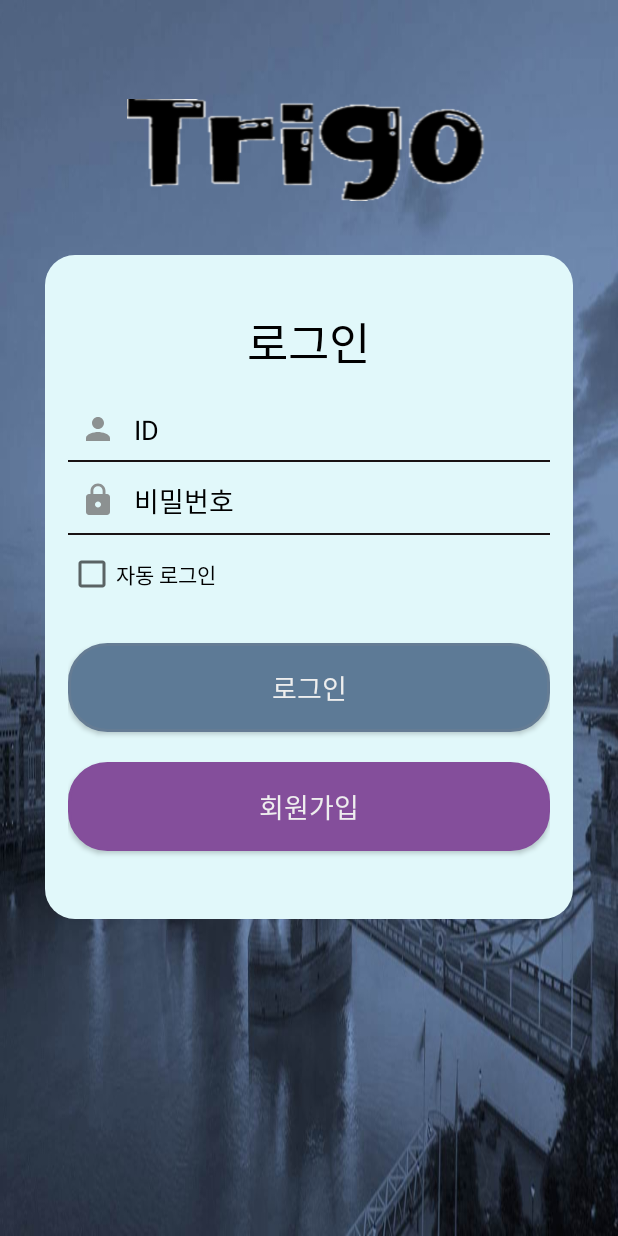
After one commit to wangseop/KotlinChat, an Android app: the layout activity_login.xml on its own in the app's theme, with its tools: preview values and no code run, on a phone screen of 412 x 824 dp. The commit adds this screen. Run offline under Robolectric (Android 15) with nearby library versions, the phone set to English and light mode, and no system bars.

Commit message:
activity login(xml) 추가

```diff
--- a/app/src/main/java/com/example/kotlinchat/activity/ChatActivity.kt
+++ b/app/src/main/java/com/example/kotlinchat/activity/ChatActivity.kt
@@ -40,7 +40,7 @@ class ChatActivity : AppCompatActivity(), View.OnClickListener {
     private lateinit var mapActionbar: Toolbar
 
     private val welcomePath: String = "http://221.154.145.243:5000/"
-    private val messagePath: String = "http://192.168.0.14:5000/msg"
+    private val messagePath: String = "http://3.16.169.18/msg"
     private val messageImgPath: String = "http://221.154.145.243:5000/img"
     private lateinit var messageAdapter: MessageAdapter
     private lateinit var mchat:ArrayList<Chat>
--- a/app/src/main/java/com/example/kotlinchat/network/RequestHttpURLConnection.kt
+++ b/app/src/main/java/com/example/kotlinchat/network/RequestHttpURLConnection.kt
@@ -73,9 +73,10 @@ class RequestHttpURLConnection {
                 sbParams.toString() // sbParams에 정리한 파라미터들을 스트링으로 저장. 예)id=id1&pw=123;
             // [2-3]. 연결 요청 확인.
             // 실패 시 null을 리턴하고 메서드를 종료.
-            if (urlConn.responseCode != HttpURLConnection.HTTP_OK) //                Log.d("Connection", "Failed...");
+            if (urlConn.responseCode != HttpURLConnection.HTTP_OK) { //                Log.d("Connection", "Failed...");
                 urlConn.disconnect()
                 return ""
+            }
             // [2-4]. 읽어온 결과물 리턴.
             // 요청한 URL의 출력물을 BufferReader로 받는다.
             val reader = BufferedReader(
--- /dev/null
+++ b/app/src/main/res/layout/activity_login.xml
@@ -0,0 +1,126 @@
+<?xml version="1.0" encoding="utf-8"?>
+<LinearLayout xmlns:android="http://schemas.android.com/apk/res/android"
+    android:orientation="vertical"
+    android:layout_width="match_parent"
+    android:layout_height="match_parent"
+    android:paddingLeft="10dp"
+    android:paddingRight="10dp"
+    android:paddingTop="30dp"
+    android:paddingBottom="30dp"
+    android:background="@drawable/splash_img2">
+    <ScrollView
+        android:layout_width="match_parent"
+        android:layout_height="match_parent">
+        <LinearLayout
+            android:layout_width="match_parent"
+            android:layout_height="match_parent"
+            android:orientation="vertical"
+            android:padding="20dp">
+            <!-- 로고 -->
+            <ImageView
+                android:layout_width="match_parent"
+                android:layout_height="100dp"
+                android:layout_gravity="center_horizontal"
+                android:padding="16dp"
+                android:src="@drawable/logo8"/>
+
+            <LinearLayout
+                android:id="@+id/login_thumbnail"
+                android:layout_width="match_parent"
+                android:layout_height="match_parent"
+                android:orientation="vertical"
+                android:padding="15dp"
+                android:background="@drawable/login_input_form_thumb"
+                android:layout_marginTop="20dp">
+                <TextView
+                    android:layout_width="wrap_content"
+                    android:layout_height="wrap_content"
+                    android:layout_gravity="center"
+                    android:padding="10dp"
+                    android:layout_marginTop="10dp"
+                    android:textAlignment="center"
+                    android:textColor="@color/black"
+                    android:textSize="30sp"
+                    android:text="로그인"/>
+                <EditText
+                    android:id="@+id/id_input_login"
+                    android:layout_width="match_parent"
+                    android:layout_height="wrap_content"
+                    android:inputType="textEmailAddress"
+                    android:ems="10"
+                    android:background="@android:color/transparent"
+                    android:drawablePadding="12dp"
+                    android:padding="8dp"
+                    android:hint="ID"
+                    android:textColorHint="#000"
+                    android:maxLines="1"
+                    android:drawableLeft="@drawable/ic_person_light_black"
+                    android:layout_marginTop="5dp"/>
+                <View
+                    android:layout_width="match_parent"
+                    android:layout_height="1dp"
+                    android:background="#181313"/>
+                <EditText
+                    android:id="@+id/password_input_login"
+                    android:layout_width="match_parent"
+                    android:layout_height="wrap_content"
+                    android:inputType="textPassword"
+                    android:ems="10"
+                    android:drawablePadding="12dp"
+                    android:padding="8dp"
+                    android:hint="비밀번호"
+                    android:textColorHint="#000"
+                    android:maxLines="1"
+                    android:background="@android:color/transparent"
+                    android:layout_marginTop="4dp"
+                    android:drawableLeft="@drawable/ic_lock_light_black"/>
+
+                <View
+                    android:layout_width="match_parent"
+                    android:layout_height="1dp"
+                    android:background="#181313"/>
+                <CheckBox
+                    android:layout_marginTop="10dp"
+                    android:layout_width="wrap_content"
+                    android:layout_height="wrap_content"
+                    android:text="@string/autoLoginCheck"
+                    android:id="@+id/auto_login_check"></CheckBox>
+                <Button
+                    android:id="@+id/login_btn"
+                    android:layout_width="match_parent"
+                    android:layout_height="wrap_content"
+                    android:background="@drawable/background_login_btn"
+                    android:text="로그인"
+                    android:textColor="#EEEEEE"
+                    android:textAllCaps="true"
+                    android:padding="16dp"
+                    android:clickable="true"
+                    android:layout_marginTop="30dp"
+                    android:textSize="18sp"/>
+
+                <Button
+                    android:id="@+id/signup_btn"
+                    android:layout_width="match_parent"
+                    android:layout_height="wrap_content"
+                    android:background="@drawable/background_signup_btn"
+                    android:text="회원가입"
+                    android:textColor="#EEEEEE"
+                    android:textAllCaps="true"
+                    android:padding="16dp"
+                    android:clickable="true"
+                    android:layout_marginTop="20dp"
+                    android:layout_marginBottom="30dp"
+                    android:textSize="18sp"/>
+
+                <!--            <TextView-->
+                <!--                android:layout_width="wrap_content"-->
+                <!--                android:layout_height="wrap_content"-->
+                <!--                android:text="비밀번호 찾기"-->
+                <!--                android:textColor="#FFF"-->
+                <!--                android:padding="16dp"-->
+                <!--                android:clickable="true"-->
+                <!--                android:layout_marginBottom="16dp"/>-->
+            </LinearLayout>
+        </LinearLayout>
+    </ScrollView>
+</LinearLayout>
```
